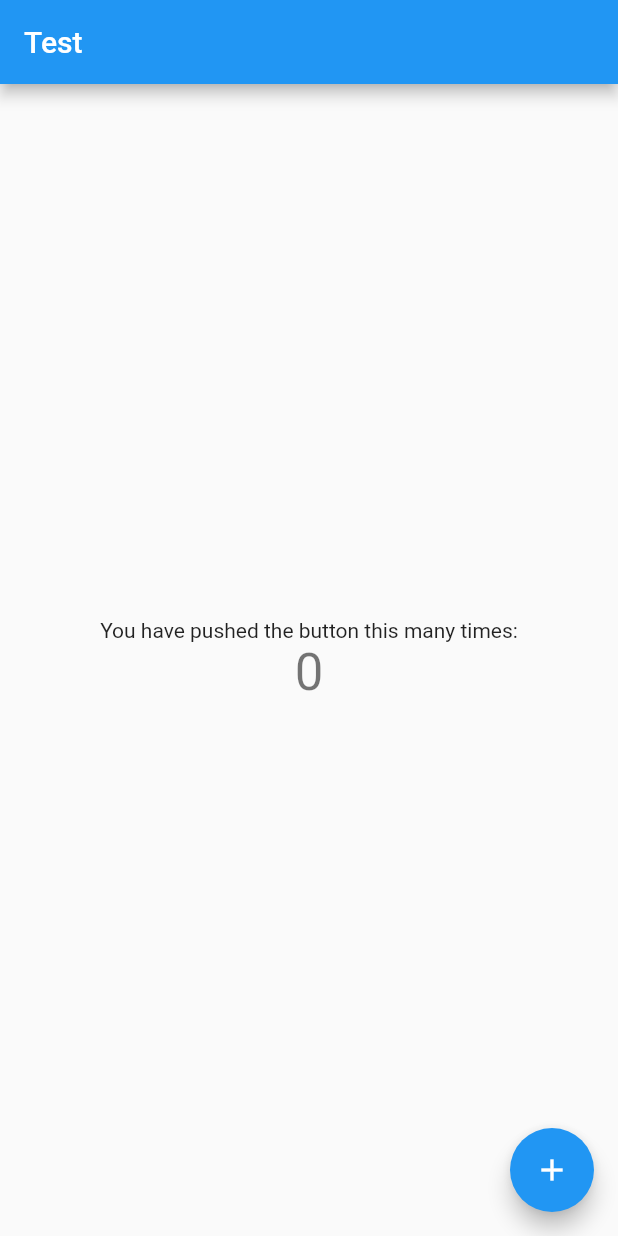
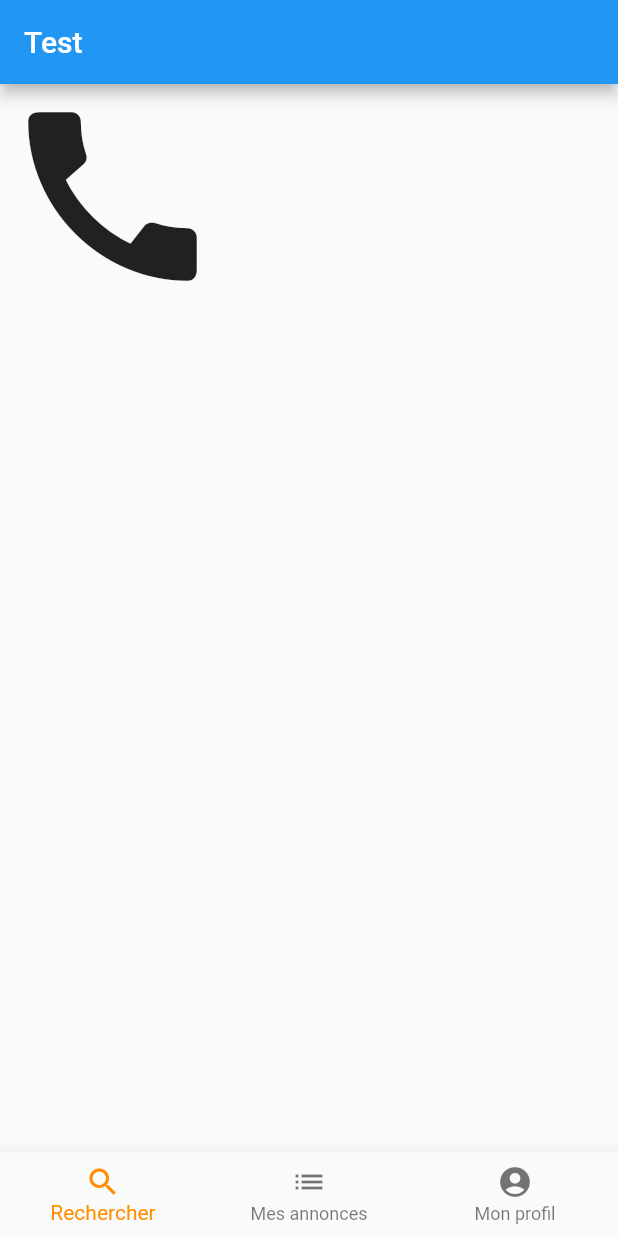
Before and after one commit to IPSSIProject/AdopteUnCoin, a Flutter app: the screen it shows after launch, on a phone screen of 412 x 824 dp. Run offline on Flutter 3.47's test engine with Material 2 defaults, Android fonts, the phone set to English and light mode, and no system bars; our stand-ins replace cloud_firestore, firebase_auth, firebase_core, firebase_storage; accounts and stored records are empty.

```diff
--- a/lib/main.dart
+++ b/lib/main.dart
@@ -1,4 +1,5 @@
 import 'package:flutter/material.dart';
+import 'package:ipssi_flutter_firebase/Widgets/Navbar.dart';
 
 void main() {
   runApp(const MyApp());
@@ -13,15 +14,6 @@ class MyApp extends StatelessWidget {
     return MaterialApp(
       title: 'Flutter Demo',
       theme: ThemeData(
-        // This is the theme of your application.
-        //
-        // Try running your application with "flutter run". You'll see the
-        // application has a blue toolbar. Then, without quitting the app, try
-        // changing the primarySwatch below to Colors.green and then invoke
-        // "hot reload" (press "r" in the console where you ran "flutter run",
-        // or simply save your changes to "hot reload" in a Flutter IDE).
-        // Notice that the counter didn't reset back to zero; the application
-        // is not restarted.
         primarySwatch: Colors.blue,
       ),
       home: const MyHomePage(title: 'Test'),
@@ -32,15 +24,6 @@ class MyApp extends StatelessWidget {
 class MyHomePage extends StatefulWidget {
   const MyHomePage({Key? key, required this.title}) : super(key: key);
 
-  // This widget is the home page of your application. It is stateful, meaning
-  // that it has a State object (defined below) that contains fields that affect
-  // how it looks.
-
-  // This class is the configuration for the state. It holds the values (in this
-  // case the title) provided by the parent (in this case the App widget) and
-  // used by the build method of the State. Fields in a Widget subclass are
-  // always marked "final".
-
   final String title;
 
   @override
@@ -48,68 +31,58 @@ class MyHomePage extends StatefulWidget {
 }
 
 class _MyHomePageState extends State<MyHomePage> {
-  int _counter = 0;
+  int _selectedIndex = 0;
 
-  void _incrementCounter() {
+  static const List<Widget> _pages = <Widget>[
+    Icon(
+      Icons.call,
+      size: 150,
+    ),
+    Icon(
+      Icons.camera,
+      size: 150,
+    ),
+    Icon(
+      Icons.chat,
+      size: 150,
+    ),
+  ];
+
+  void _onItemTapped(int index) {
     setState(() {
-      // This call to setState tells the Flutter framework that something has
-      // changed in this State, which causes it to rerun the build method below
-      // so that the display can reflect the updated values. If we changed
-      // _counter without calling setState(), then the build method would not be
-      // called again, and so nothing would appear to happen.
-      _counter++;
+      _selectedIndex = index;
     });
   }
 
   @override
   Widget build(BuildContext context) {
-    // This method is rerun every time setState is called, for instance as done
-    // by the _incrementCounter method above.
-    //
-    // The Flutter framework has been optimized to make rerunning build methods
-    // fast, so that you can just rebuild anything that needs updating rather
-    // than having to individually change instances of widgets.
     return Scaffold(
       appBar: AppBar(
-        // Here we take the value from the MyHomePage object that was created by
-        // the App.build method, and use it to set our appbar title.
         title: Text(widget.title),
       ),
-      body: Center(
-        // Center is a layout widget. It takes a single child and positions it
-        // in the middle of the parent.
-        child: Column(
-          // Column is also a layout widget. It takes a list of children and
-          // arranges them vertically. By default, it sizes itself to fit its
-          // children horizontally, and tries to be as tall as its parent.
-          //
-          // Invoke "debug painting" (press "p" in the console, choose the
-          // "Toggle Debug Paint" action from the Flutter Inspector in Android
-          // Studio, or the "Toggle Debug Paint" command in Visual Studio Code)
-          // to see the wireframe for each widget.
-          //
-          // Column has various properties to control how it sizes itself and
-          // how it positions its children. Here we use mainAxisAlignment to
-          // center the children vertically; the main axis here is the vertical
-          // axis because Columns are vertical (the cross axis would be
-          // horizontal).
-          mainAxisAlignment: MainAxisAlignment.center,
-          children: <Widget>[
-            const Text(
-              'You have pushed the button this many times:',
-            ),
-            Text(
-              '$_counter',
-              style: Theme.of(context).textTheme.headline4,
-            ),
-          ],
-        ),
+      bottomNavigationBar: BottomNavigationBar(
+        items: const <BottomNavigationBarItem>[
+          BottomNavigationBarItem(
+            icon: Icon(Icons.search),
+            label: 'Rechercher',
+          ),
+          BottomNavigationBarItem(
+            icon: Icon(Icons.list),
+            label: 'Mes annonces',
+          ),
+          BottomNavigationBarItem(
+            icon: Icon(Icons.account_circle),
+            label: 'Mon profil',
+          ),
+        ],
+        currentIndex: _selectedIndex,
+        selectedItemColor: Colors.amber[800],
+        onTap: _onItemTapped,
       ),
-      floatingActionButton: FloatingActionButton(
-        onPressed: _incrementCounter,
-        tooltip: 'Increment',
-        child: const Icon(Icons.add),
-      ), // This trailing comma makes auto-formatting nicer for build methods.
+      body: IndexedStack(
+        index: _selectedIndex,
+        children: _pages,
+      )
     );
   }
 }
```
Also changed, not shown: lib/Controllers/AppUserController.dart (+3 -4 lines), lib/Models/AppUser.dart (+5 -9 lines), lib/Widgets/Navbar.dart (added, +43 -0 lines), lib/Views/Search.dart (added), lib/Views/UserAdverts.dart (added), lib/Views/UserProfile.dart (added), 1 other file.
